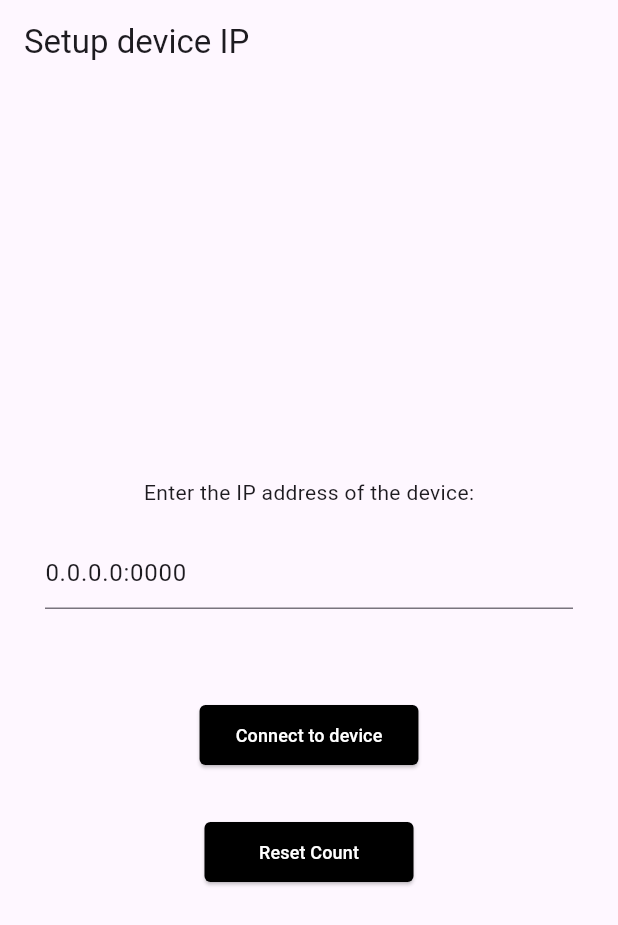
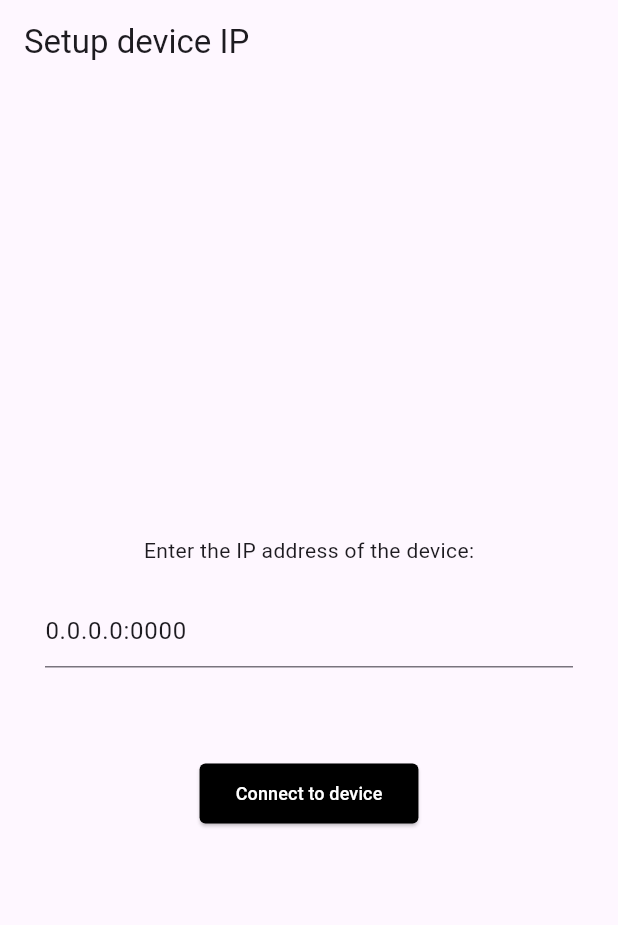
Before and after one commit to TanimSk/OpenCV-fabric-defect-detection-app, a Flutter app: the screen it shows after launch, on a phone screen of 412 x 824 dp. Shown: the top 925 px of the screen. Run offline on Flutter 3.47's test engine with Material 3 defaults, Android fonts, the phone set to English and light mode, and no system bars; our stand-ins replace shared_preferences.

```diff
--- a/lib/pages/home.dart
+++ b/lib/pages/home.dart
@@ -87,26 +87,6 @@ class _HomeState extends State<Home> {
                   style: TextStyle(fontSize: 12, color: Colors.white),
                 ),
               ),
-              const SizedBox(height: 30),
-              ElevatedButton(
-                onPressed: () async {
-                  _settings["total_defection_count"] = 0;
-                  await _settingsPreferences.setSettings(_settings);
-                  setState(() {
-                    // _defectionCount = 0;
-                  });
-                },
-                style: ElevatedButton.styleFrom(
-                  backgroundColor: Colors.black,
-                  shape: RoundedRectangleBorder(
-                    borderRadius: BorderRadius.circular(4.0),
-                  ),
-                ),
-                child: const Text(
-                  "    Reset Count    ",
-                  style: TextStyle(fontSize: 12, color: Colors.white),
-                ),
-              ),
             ],
           ),
         ),
```
Also changed, not shown: lib/pages/process_stream.dart (+57 -6 lines), 5 other files.
